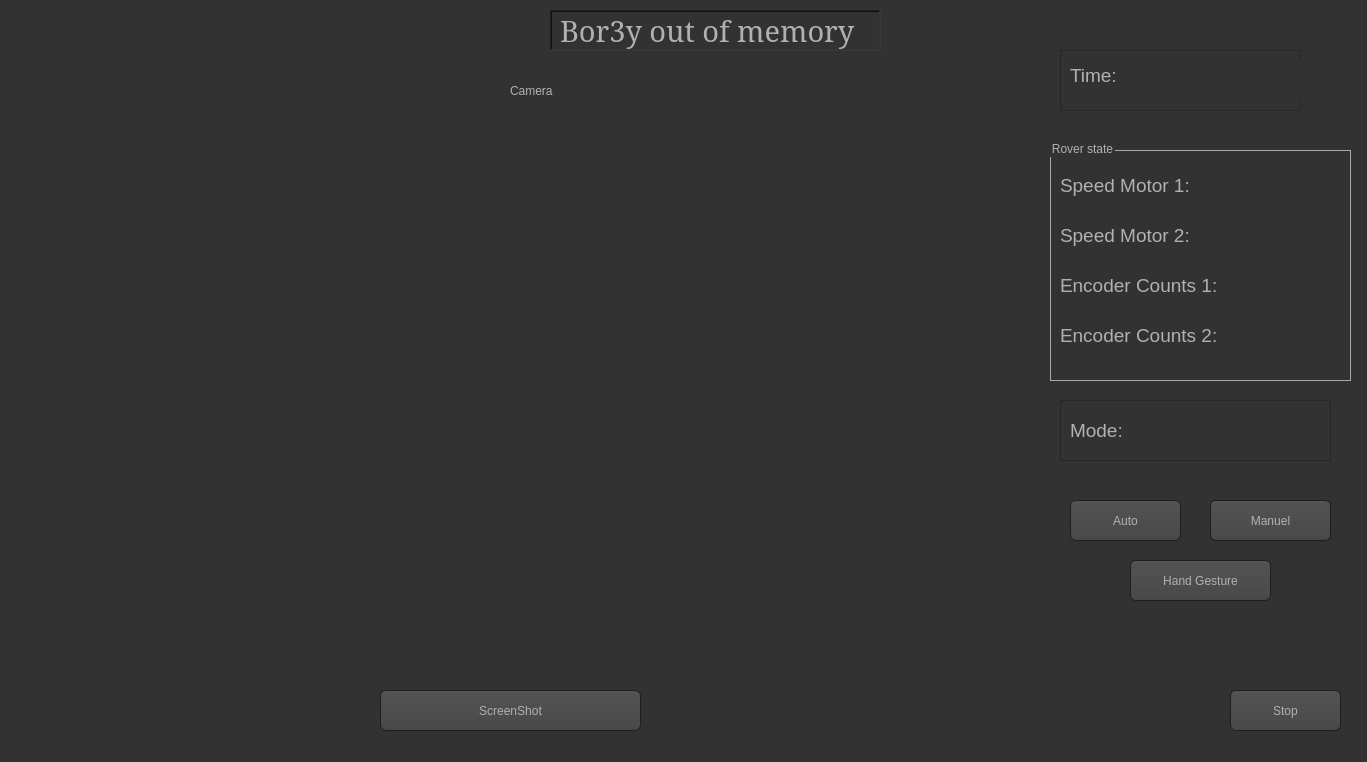
youssef1404/Cleaning_Robot_Project, file Ros2_ws/src/gui/gui/ui/rover_main.ui: the form before one commit.
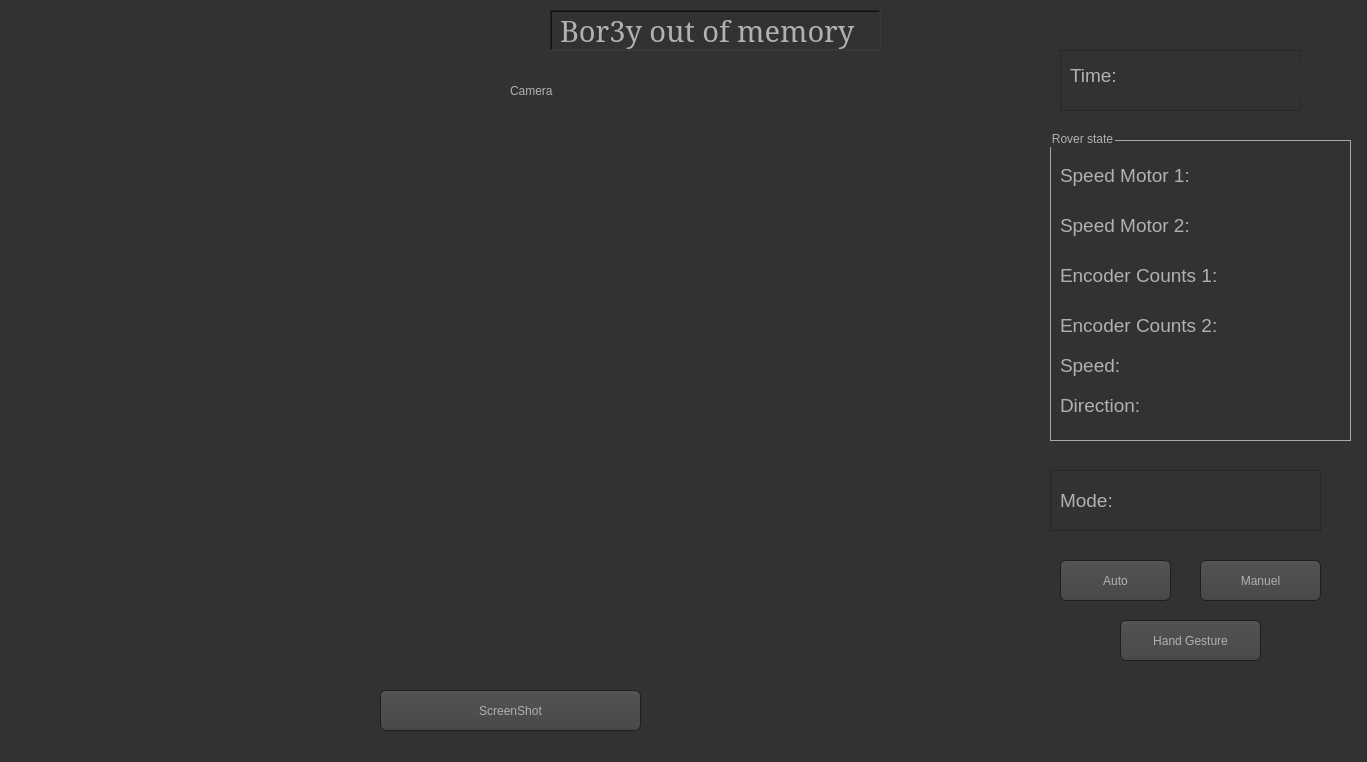
The form after the commit. Icons and pictures are not drawn.

Commit message: adding speed control

Patch:
```diff
--- a/Ros2_ws/src/gui/gui/ui/rover_main.ui
+++ b/Ros2_ws/src/gui/gui/ui/rover_main.ui
@@ -984,9 +984,9 @@
    <property name="geometry">
     <rect>
      <x>1050</x>
-     <y>140</y>
+     <y>130</y>
      <width>301</width>
-     <height>241</height>
+     <height>311</height>
     </rect>
    </property>
    <property name="title">
@@ -1136,6 +1136,78 @@
      <string/>
     </property>
    </widget>
+   <widget class="QLabel" name="label_14">
+    <property name="geometry">
+     <rect>
+      <x>10</x>
+      <y>220</y>
+      <width>71</width>
+      <height>31</height>
+     </rect>
+    </property>
+    <property name="font">
+     <font>
+      <pointsize>14</pointsize>
+     </font>
+    </property>
+    <property name="text">
+     <string>Speed:</string>
+    </property>
+   </widget>
+   <widget class="QLabel" name="label_15">
+    <property name="geometry">
+     <rect>
+      <x>10</x>
+      <y>260</y>
+      <width>91</width>
+      <height>31</height>
+     </rect>
+    </property>
+    <property name="font">
+     <font>
+      <pointsize>14</pointsize>
+     </font>
+    </property>
+    <property name="text">
+     <string>Direction:</string>
+    </property>
+   </widget>
+   <widget class="QLabel" name="speed_label">
+    <property name="geometry">
+     <rect>
+      <x>80</x>
+      <y>220</y>
+      <width>121</width>
+      <height>31</height>
+     </rect>
+    </property>
+    <property name="font">
+     <font>
+      <pointsize>13</pointsize>
+     </font>
+    </property>
+    <property name="text">
+     <string/>
+    </property>
+   </widget>
+   <widget class="QLabel" name="dir_label">
+    <property name="geometry">
+     <rect>
+      <x>100</x>
+      <y>260</y>
+      <width>121</width>
+      <height>31</height>
+     </rect>
+    </property>
+    <property name="font">
+     <font>
+      <pointsize>13</pointsize>
+     </font>
+    </property>
+    <property name="text">
+     <string/>
+    </property>
+   </widget>
   </widget>
   <widget class="QLabel" name="camera_label">
    <property name="geometry">
@@ -1627,8 +1699,8 @@
   <widget class="QPushButton" name="manuel_button">
    <property name="geometry">
     <rect>
-     <x>1210</x>
-     <y>500</y>
+     <x>1200</x>
+     <y>560</y>
      <width>121</width>
      <height>41</height>
     </rect>
@@ -1652,8 +1724,8 @@
   <widget class="QPushButton" name="auto_button">
    <property name="geometry">
     <rect>
-     <x>1070</x>
-     <y>500</y>
+     <x>1060</x>
+     <y>560</y>
      <width>111</width>
      <height>41</height>
     </rect>
@@ -1726,31 +1798,6 @@
     </property>
    </widget>
   </widget>
-  <widget class="QPushButton" name="stop_button">
-   <property name="geometry">
-    <rect>
-     <x>1230</x>
-     <y>690</y>
-     <width>111</width>
-     <height>41</height>
-    </rect>
-   </property>
-   <property name="font">
-    <font>
-     <family>Ubuntu</family>
-     <pointsize>-1</pointsize>
-     <weight>50</weight>
-     <italic>false</italic>
-     <bold>false</bold>
-    </font>
-   </property>
-   <property name="mouseTracking">
-    <bool>true</bool>
-   </property>
-   <property name="text">
-    <string>Stop</string>
-   </property>
-  </widget>
   <widget class="QLabel" name="label">
    <property name="geometry">
     <rect>
@@ -1785,8 +1832,8 @@
   <widget class="QFrame" name="frame_6">
    <property name="geometry">
     <rect>
-     <x>1060</x>
-     <y>400</y>
+     <x>1050</x>
+     <y>470</y>
      <width>271</width>
      <height>61</height>
     </rect>
@@ -1832,8 +1879,8 @@
   <widget class="QPushButton" name="hand_button">
    <property name="geometry">
     <rect>
-     <x>1130</x>
-     <y>560</y>
+     <x>1120</x>
+     <y>620</y>
      <width>141</width>
      <height>41</height>
     </rect>
```
The commit also changes 12 other files.
